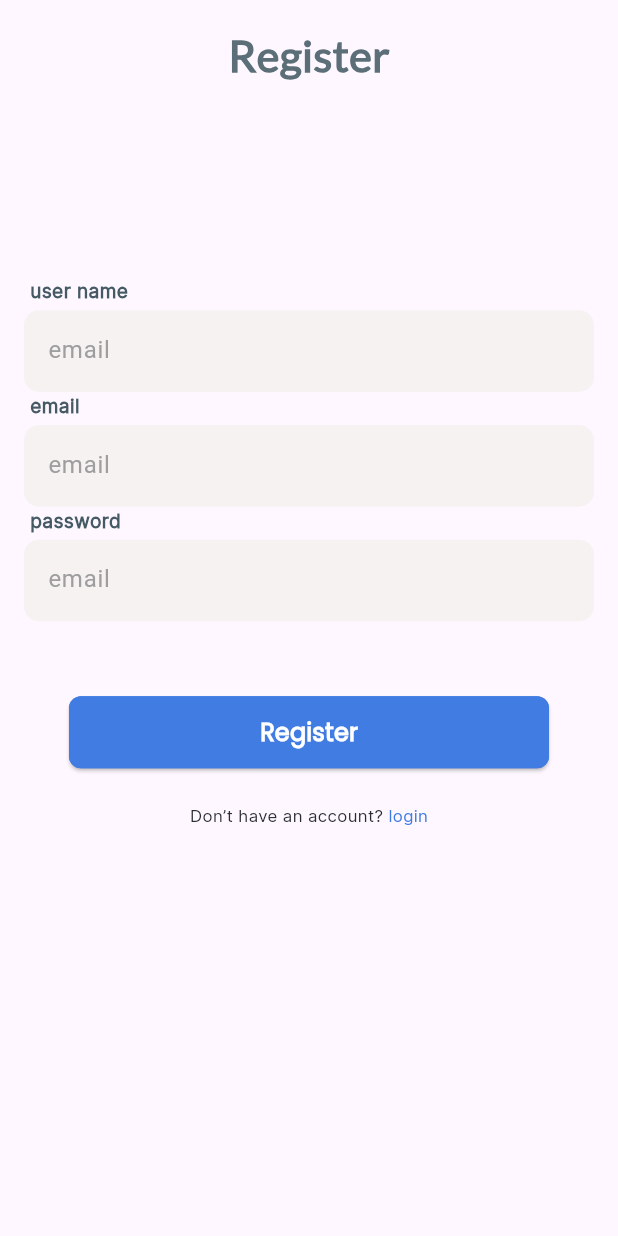
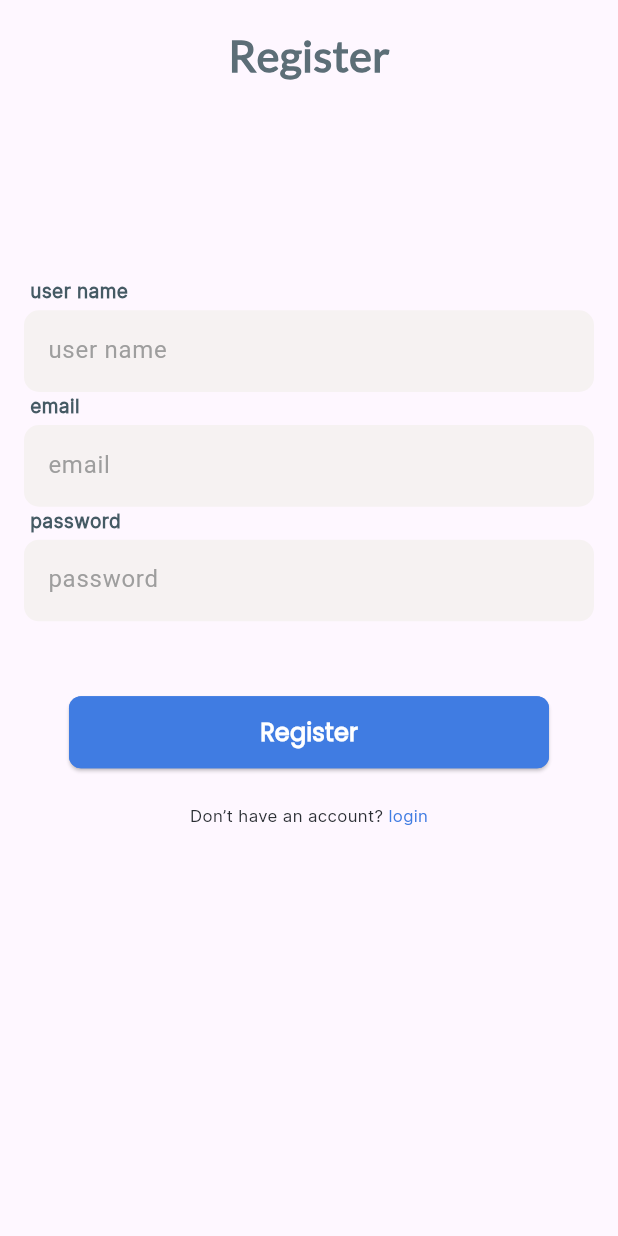
Before and after one commit to Mahmoud-Mohammed-Abd-elsamad/Pharmacy-app, a Flutter app: the RegisterScreen screen opened by its route, on a phone screen of 412 x 824 dp. Run offline on Flutter 3.47's test engine with Material 3 defaults, Android fonts, the phone set to English and light mode, and no system bars; our stand-ins replace bloc, expandable_page_view, flutter_svg.

Commit message:
finish register screen UI

```diff
--- a/lib/core/utils/widgets/custom_text_field.dart
+++ b/lib/core/utils/widgets/custom_text_field.dart
@@ -17,7 +17,7 @@ class CustomTextField extends StatelessWidget {
           decoration: InputDecoration(
               fillColor: Color(0xffF6F2F2),
               filled: true,
-              hintText: "email",
+              hintText: text,
               border: InputBorder.none,
               hintStyle: TextStyle(color: Colors.grey),
               enabledBorder: OutlineInputBorder(
```
